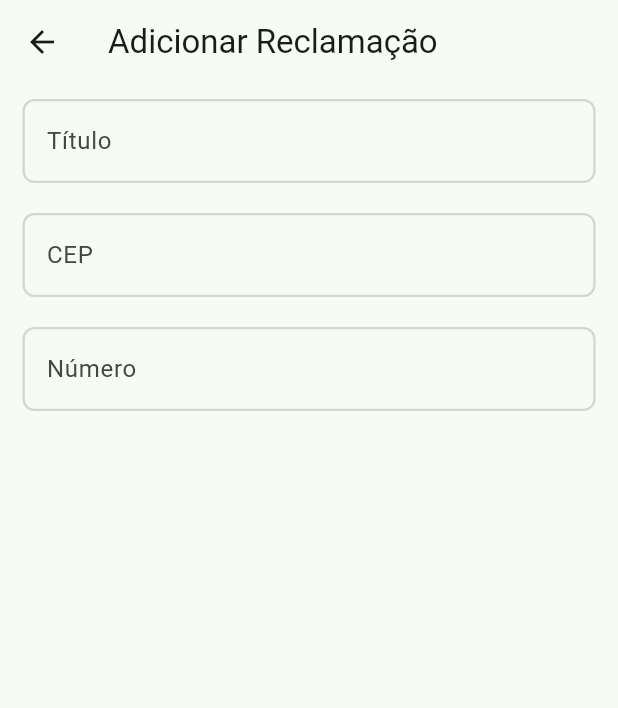
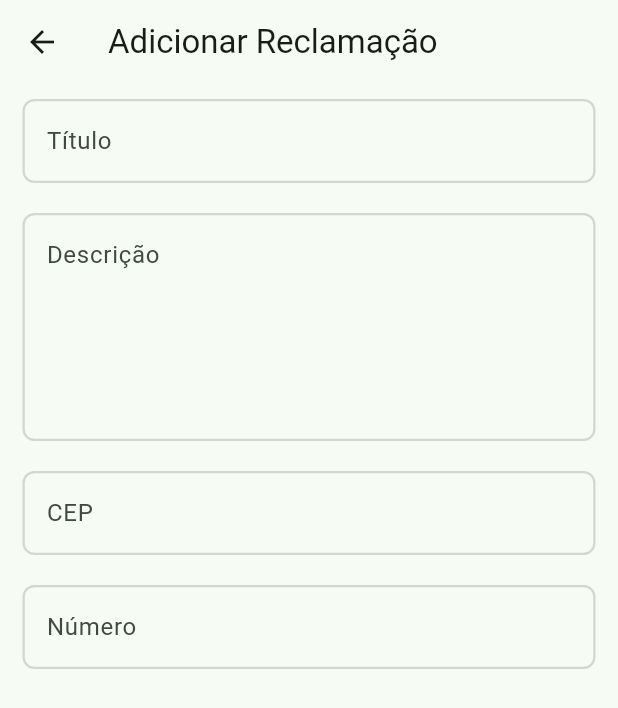
Before and after one commit to vinirecoaro/sos_community, a Flutter app: the AddClaimScreen screen opened directly, on a phone screen of 412 x 824 dp. Shown: the top 708 px of the screen. Run offline on Flutter 3.47's test engine with Material 3 defaults, Android fonts, the phone set to English and light mode, and no system bars.

Commit message:
Create a larger input field

```diff
--- a/lib/components/claim_list_tile.dart
+++ b/lib/components/claim_list_tile.dart
@@ -1,7 +1,6 @@
 import 'package:flutter/material.dart';
 import 'package:intl/intl.dart';
 import 'package:sos_community/models/claim.dart';
-import 'package:sos_community/screens/add_clain_screen.dart';
 
 class ClaimListTile extends StatelessWidget {
   const ClaimListTile(this.claim, {super.key});
--- /dev/null
+++ b/lib/components/input_field_large.dart
@@ -0,0 +1,35 @@
+import 'package:flutter/material.dart';
+
+class InputFieldLarge extends StatelessWidget {
+  const InputFieldLarge({super.key, this.label = "label name"});
+
+  final String label;
+
+  @override
+  Widget build(BuildContext context) {
+    return Padding(
+      padding: const EdgeInsets.symmetric(horizontal: 15, vertical: 10),
+      child: TextFormField(
+        maxLines: 5,
+        decoration: InputDecoration(
+          alignLabelWithHint: true,
+          label: Text(label),
+          enabledBorder: OutlineInputBorder(
+            borderRadius: BorderRadius.circular(8),
+            borderSide: BorderSide(
+              color: Colors.grey.withOpacity(.4),
+              width: 1.5,
+            ),
+          ),
+          focusedBorder: OutlineInputBorder(
+            borderRadius: BorderRadius.circular(8),
+            borderSide: BorderSide(
+              color: Colors.indigo.withOpacity(.4),
+              width: 2,
+            ),
+          ),
+        ),
+      ),
+    );
+  }
+}
--- a/lib/screens/add_clain_screen.dart
+++ b/lib/screens/add_clain_screen.dart
@@ -1,5 +1,6 @@
 import 'package:flutter/material.dart';
 import 'package:sos_community/components/input_field.dart';
+import 'package:sos_community/components/input_field_large.dart';
 
 class AddClaimScreen extends StatefulWidget {
   const AddClaimScreen({super.key});
@@ -20,6 +21,9 @@ class _AddClaimScreenState extends State<AddClaimScreen> {
           InputField(
             label: "Título",
           ),
+          InputFieldLarge(
+            label: "Descrição",
+          ),
           InputField(
             label: "CEP",
           ),
```
